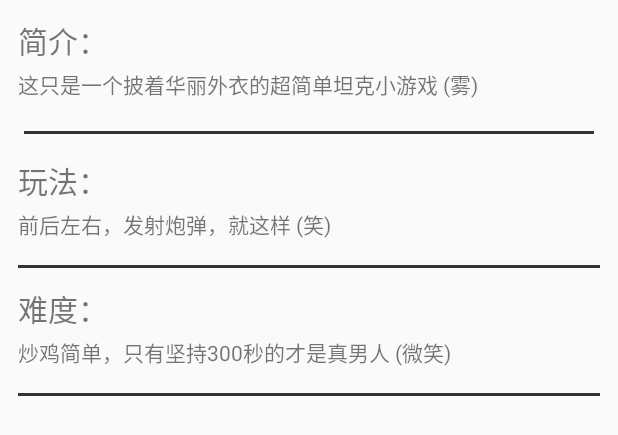
After one commit to pwcong/TankAttack, an Android app: the layout view_about.xml on its own in the app's theme, with its tools: preview values and no code run, on a phone screen of 412 x 824 dp. The commit adds this screen. Shown: the top 435 px of the screen. Run offline under Robolectric (Android 15) with nearby library versions, the phone set to English and light mode, and no system bars.

```diff
--- a/app/src/main/AndroidManifest.xml
+++ b/app/src/main/AndroidManifest.xml
@@ -3,7 +3,7 @@
 
     <application
         android:allowBackup="true"
-        android:icon="@mipmap/ic_launcher"
+        android:icon="@drawable/logo"
         android:label="@string/app_name"
         android:supportsRtl="true"
         android:name=".App"
--- a/app/src/main/java/me/pwcong/tankattack/config/Const.java
+++ b/app/src/main/java/me/pwcong/tankattack/config/Const.java
@@ -18,7 +18,7 @@ public class Const {
     public static final float FAST_ENEMY_SPEED = 14;
     public static final float LARGE_ENEMY_SPEED = 3;
 
-    public static final float PLAYER_BULLET_SPEED = 20;
+    public static final float PLAYER_BULLET_SPEED = 26;
     public static final float SIMPLE_BULLET_SPEED = 16;
     public static final float FAST_BULLET_SPEED = 24;
     public static final float LARGE_BULLET_SPEED = 12;
--- a/app/src/main/java/me/pwcong/tankattack/main/controller/BaseController.java
+++ b/app/src/main/java/me/pwcong/tankattack/main/controller/BaseController.java
@@ -1,6 +1,4 @@
 package me.pwcong.tankattack.main.controller;
-
-import me.pwcong.tankattack.main.view.BaseView;
 
 /**
  * Created by Pwcong on 2016/11/30.
@@ -9,8 +7,6 @@ import me.pwcong.tankattack.main.view.BaseView;
 public interface BaseController {
 
     interface FirstScene{
-
-        void setView(BaseView.MainActivityView view);
 
         void play();
         void pause();
--- a/app/src/main/java/me/pwcong/tankattack/main/view/BaseView.java
+++ b/app/src/main/java/me/pwcong/tankattack/main/view/BaseView.java
@@ -13,7 +13,6 @@ public interface BaseView {
         void showController();
         void hideController();
         void showLose();
-        void hideLose();
         void setSecondText(String text);
 
     }
--- /dev/null
+++ b/app/src/main/res/drawable/ic_keyboard_arrow_left_white_24dp.xml
@@ -0,0 +1,4 @@
+<?xml version="1.0" encoding="UTF-8" standalone="no"?>
+<vector xmlns:android="http://schemas.android.com/apk/res/android" android:height="24dp" android:viewportHeight="24.0" android:viewportWidth="24.0" android:width="24dp">
+    <path android:fillColor="#FFFFFF" android:pathData="M15.41,16.09l-4.58,-4.59 4.58,-4.59L14,5.5l-6,6 6,6z"/>
+</vector>
--- /dev/null
+++ b/app/src/main/res/layout/view_about.xml
@@ -0,0 +1,66 @@
+<?xml version="1.0" encoding="utf-8"?>
+<LinearLayout
+    android:padding="12dp"
+    xmlns:android="http://schemas.android.com/apk/res/android"
+    android:orientation="vertical" android:layout_width="match_parent"
+    android:layout_height="match_parent">
+
+    <TextView
+        android:textSize="20sp"
+        android:text="@string/introduction"
+        android:layout_width="wrap_content"
+        android:layout_height="wrap_content" />
+
+    <TextView
+        android:layout_marginTop="4dp"
+        android:text="@string/detail_introduction"
+        android:layout_width="wrap_content"
+        android:layout_height="wrap_content" />
+
+    <FrameLayout
+        android:layout_margin="4dp"
+        android:background="#333"
+        android:layout_width="match_parent"
+        android:layout_height="2dp"/>
+
+    <TextView
+        android:layout_marginTop="12dp"
+        android:textSize="20sp"
+        android:text="@string/how2play"
+        android:layout_width="wrap_content"
+        android:layout_height="wrap_content" />
+
+    <TextView
+        android:layout_marginTop="4dp"
+        android:text="@string/detail_how2play"
+        android:layout_width="wrap_content"
+        android:layout_height="wrap_content" />
+
+    <FrameLayout
+        android:background="#333"
+        android:layout_width="match_parent"
+        android:layout_height="2dp"/>
+
+
+    <TextView
+        android:layout_marginTop="12dp"
+        android:textSize="20sp"
+        android:text="@string/level"
+        android:layout_width="wrap_content"
+        android:layout_height="wrap_content" />
+
+    <TextView
+        android:layout_marginTop="4dp"
+        android:text="@string/detail_level"
+        android:layout_width="wrap_content"
+        android:layout_height="wrap_content" />
+
+    <FrameLayout
+        android:background="#333"
+        android:layout_width="match_parent"
+        android:layout_height="2dp"/>
+
+
+
+
+</LinearLayout>
--- a/app/src/main/res/values/strings.xml
+++ b/app/src/main/res/values/strings.xml
@@ -1,5 +1,5 @@
 <resources>
-    <string name="app_name">TankAttack</string>
+    <string name="app_name">坦克世界</string>
     <string name="menu">菜单</string>
     <string name="back2menu">返回菜单</string>
     <string name="exit">退出游戏</string>
@@ -7,9 +7,15 @@
     <string name="life_time">存活时间：</string>
     <string name="seconds">s</string>
     <string name="again">再来一次</string>
-    <string name="tank_attack">坦克·大战</string>
+    <string name="tank_attack">坦克·世界</string>
     <string name="start_game">开始游戏</string>
     <string name="initializing">正在初始化</string>
     <string name="game_help">游戏帮助</string>
     <string name="top_score">最高记录</string>
+    <string name="introduction">简介：</string>
+    <string name="detail_introduction">这只是一个披着华丽外衣的超简单坦克小游戏 (雾)\n</string>
+    <string name="how2play">玩法：</string>
+    <string name="detail_how2play">前后左右，发射炮弹，就这样 (笑)\n</string>
+    <string name="level">难度：</string>
+    <string name="detail_level">炒鸡简单，只有坚持300秒的才是真男人 (微笑)\n</string>
 </resources>
--- a/app/src/main/res/values/styles.xml
+++ b/app/src/main/res/values/styles.xml
@@ -13,6 +13,9 @@
         <item name="windowActionBar">false</item>
 
     </style>
+    <style name="AppTheme.AppBarOverlay" parent="ThemeOverlay.AppCompat.Dark.ActionBar" />
+
+    <style name="AppTheme.PopupOverlay" parent="ThemeOverlay.AppCompat.Light" />
 
 
 </resources>
```
Also changed, not shown: app/src/main/java/me/pwcong/tankattack/activity/AboutActivity.java (+15 -0 lines), app/src/main/java/me/pwcong/tankattack/activity/MainActivity.java (+18 -9 lines), app/src/main/java/me/pwcong/tankattack/main/scene/BaseScene.java (+12 -2 lines), app/src/main/java/me/pwcong/tankattack/main/scene/FirstScene.java (+61 -15 lines), app/src/main/java/me/pwcong/tankattack/manager/BitmapManager.java (+8 -0 lines), app/src/main/res/layout/activity_about.xml (+57 -3 lines), app/src/main/res/drawable/about_bg.jpg (added), app/src/main/res/drawable/logo.png (added), app/src/main/res/raw/floor.jpg.
